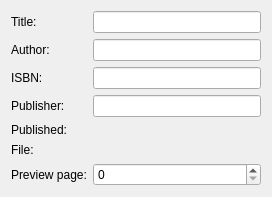
eg0rim/amt, file amt/views/ui/bookForm.ui: the form before one commit.
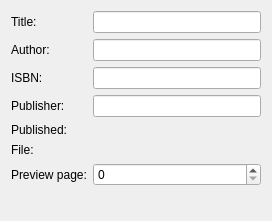
The form after the commit. Custom widgets are drawn as their Qt base class.

What changed in the file:
```diff
--- a/amt/views/ui/bookForm.ui
+++ b/amt/views/ui/bookForm.ui
@@ -7,7 +7,7 @@
     <x>0</x>
     <y>0</y>
     <width>272</width>
-    <height>188</height>
+    <height>221</height>
    </rect>
   </property>
   <property name="windowTitle">
```
